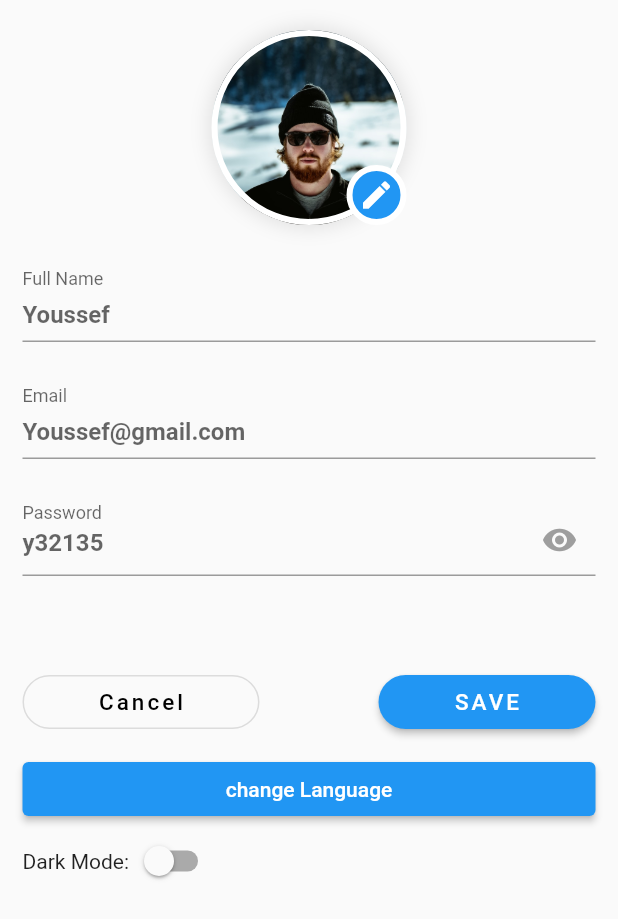
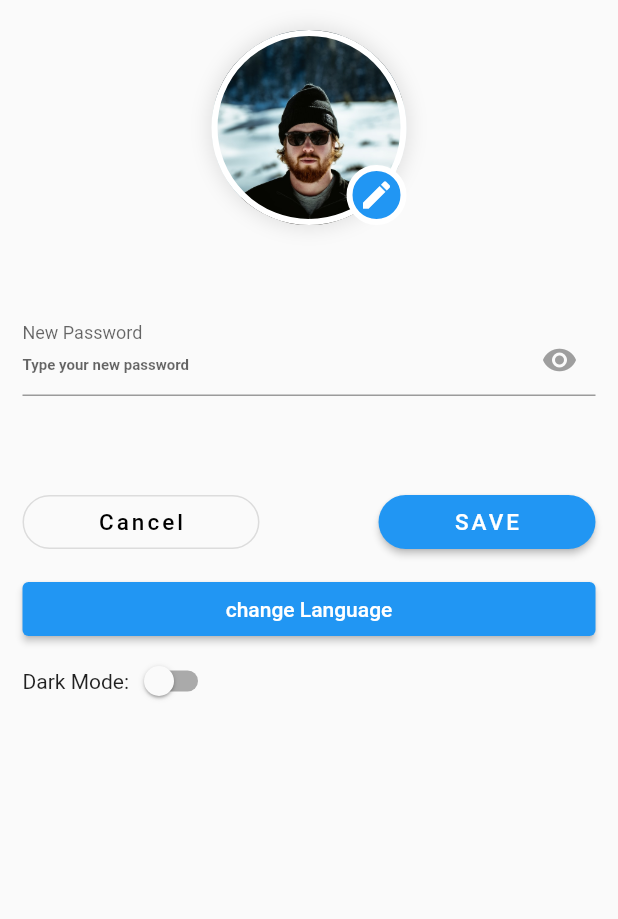
Before and after one commit to Mohamed26Salah/AmanRealEstate-Mobile-App, a Flutter app: the EditProfile screen opened directly with empty values, after a tap on "SAVE", on a phone screen of 412 x 824 dp. Shown: the top 919 px of the screen. Run offline on Flutter 3.47's test engine with Material 2 defaults, Android fonts, the phone set to English and light mode, and no system bars; our stand-ins replace awesome_snackbar_content, cloud_firestore, dropdown_button2, firebase_auth, firebase_core, flutter_signin_button and 6 more; missing offline and left inert: search_page; accounts and stored records are empty; network calls fail.

Commit message:
Edit profile v1

```diff
--- a/Aman_Project/Aman_Project/aman_project/lib/widgets/edit_profile.dart
+++ b/Aman_Project/Aman_Project/aman_project/lib/widgets/edit_profile.dart
@@ -1,3 +1,5 @@
+import 'package:firebase_auth/firebase_auth.dart';
+
 import '../data/usersJoex.dart';
 import 'package:flutter/material.dart';
 import 'package:get/get.dart';
@@ -15,7 +17,34 @@ class EditProfile extends StatefulWidget {
 }
 
 class _EditProfileState extends State<EditProfile> {
-  List<Users> user1 = getUsers();
+  final GlobalKey<FormState> _formKey1 = GlobalKey<FormState>();
+  var newPassword = " ";
+  final newPasswordController = TextEditingController();
+
+  @override
+  void dispose() {
+    newPasswordController.dispose();
+    super.dispose();
+  }
+  final user = FirebaseAuth.instance.currentUser!;
+
+  changePassword() async {
+    try {
+      await user.updatePassword(newPassword);
+
+      FirebaseAuth.instance.signOut();
+      Navigator.of(context).pushReplacementNamed('/');
+      ScaffoldMessenger.of(context).showSnackBar(
+         SnackBar(
+          backgroundColor: Colors.black26,
+          content: Text(newPassword),
+        ),
+      );
+    } catch (error) {
+      print('error');
+    }
+  }
+
   bool isObscurePassword = true;
   @override
   Widget build(BuildContext context) {
@@ -28,6 +57,8 @@ class _EditProfileState extends State<EditProfile> {
             FocusScope.of(context).unfocus();
           },
           child: ListView(
+            children: [
+              Column(
                 children: [
                   Center(
                     child: Stack(
@@ -75,11 +106,18 @@ class _EditProfileState extends State<EditProfile> {
                     ),
                   ),
                   const SizedBox(
+                    height: 20,
+                  ),
+                  Text('${user.email}'),
+                ],
+              ),
+              const SizedBox(
                 height: 30,
               ),
-              buildTextField('Full Name'.tr, user1[0].name, false),
-              buildTextField("Email".tr, user1[0].email, false),
-              buildTextField("Password".tr, user1[0].passwrod, true),
+              buildTextField(
+                  "New Password".tr, 'Type your new password'.tr, true),
+              // buildTextField(
+              //     "Confirm Password".tr, 'Type your new password'.tr, true),
               const SizedBox(
                 height: 30,
               ),
@@ -94,9 +132,9 @@ class _EditProfileState extends State<EditProfile> {
                         borderRadius: BorderRadius.circular(20),
                       ),
                     ),
-                    child: const Text(
-                      "Cancel",
-                      style: TextStyle(
+                    child: Text(
+                      "Cancel".tr,
+                      style: const TextStyle(
                         fontSize: 15,
                         letterSpacing: 2,
                         color: Colors.black,
@@ -104,7 +142,14 @@ class _EditProfileState extends State<EditProfile> {
                     ),
                   ),
                   ElevatedButton(
-                      onPressed: () {},
+                      onPressed: () {
+                        if(_formKey1.currentState!.validate()) {
+                          setState(() {
+                            newPassword = newPasswordController.text;
+                          });
+                          changePassword();
+                        }
+                      },
                       style: ElevatedButton.styleFrom(
                         backgroundColor: Colors.blue,
                         padding: const EdgeInsets.symmetric(horizontal: 50),
@@ -112,9 +157,9 @@ class _EditProfileState extends State<EditProfile> {
                           borderRadius: BorderRadius.circular(20),
                         ),
                       ),
-                      child: const Text(
-                        "SAVE",
-                        style: TextStyle(
+                      child: Text(
+                        "SAVE".tr,
+                        style: const TextStyle(
                           fontSize: 15,
                           letterSpacing: 2,
                           color: Colors.white,
@@ -122,7 +167,7 @@ class _EditProfileState extends State<EditProfile> {
                       )),
                 ],
               ),
-              SizedBox(height: 10),
+              const SizedBox(height: 10),
               ElevatedButton(
                   onPressed: () {
                     buildLanguageDialog(context);
@@ -130,7 +175,7 @@ class _EditProfileState extends State<EditProfile> {
                   child: Text('change Language'.tr)),
               Row(
                 children: [
-                  const Text("Dark Mode:"),
+                  Text("Dark Mode:".tr),
                   Switch(
                       value: widget.themeManager!.themeMode == ThemeMode.dark,
                       onChanged: (newValue) {
@@ -147,9 +192,12 @@ class _EditProfileState extends State<EditProfile> {
 
   Widget buildTextField(
       String labelText, String? placeholder, bool isPasswordTextField) {
-    return Padding(
+    return Form(
+      key:_formKey1,
+      child: Padding(
         padding: const EdgeInsets.only(bottom: 30),
         child: TextField(
+          controller: newPasswordController,
           obscureText: isPasswordTextField ? isObscurePassword : false,
           decoration: InputDecoration(
             suffixIcon: isPasswordTextField
@@ -170,8 +218,9 @@ class _EditProfileState extends State<EditProfile> {
             floatingLabelBehavior: FloatingLabelBehavior.always,
             hintText: placeholder,
             hintStyle: const TextStyle(
-            fontSize: 16,
+              fontSize: 10,
               fontWeight: FontWeight.bold,
+            ),
           ),
         ),
       ),
--- a/Aman_Project/Aman_Project/aman_project/lib/widgets/local_strings.dart
+++ b/Aman_Project/Aman_Project/aman_project/lib/widgets/local_strings.dart
@@ -17,7 +17,12 @@ class LocaleString extends Translations {
           'Hello': 'Hello',
           'Welcome To Aman': 'Welcome To Aman',
           'Sign In': 'Sign In',
-          'Register': 'Register'
+          'Register': 'Register',
+          'Current Password': 'Current Password',
+          'Type Your Current Password': 'Type Your Current Password',
+          'New Password': 'New Password',
+          'Type Your New Password': 'Type Your New Password',
+          'Dark Mode:': 'Dark Mode'
         },
         //arabic LANGUAGE
 
@@ -33,7 +38,13 @@ class LocaleString extends Translations {
           'Hello': 'أهلا',
           'Welcome To Aman': 'مرحبا بك في أمان',
           'Sign In': 'تسجيل الدخول',
-          'Register': 'أنشاء حساب'
+          'Register': 'أنشاء حساب',
+          'Current Password': 'كلمة المرور الحالية',
+          'Type Your Current Password': 'اكنب كلمة المرور الحالية',
+          'New Password':'كلمة المرور الجديدة',
+          'Type Your New Password': 'اكتب كلمة المرور الجديدة',
+          'Dark Mode:': 'الوضع الليلي:'
+
         },
       };
 }
--- a/Aman_Project/Aman_Project/aman_project/lib/widgets/login_page.dart
+++ b/Aman_Project/Aman_Project/aman_project/lib/widgets/login_page.dart
@@ -14,7 +14,7 @@ import '../data/globals.dart' as val;
 import 'package:awesome_snackbar_content/awesome_snackbar_content.dart';
 import 'custom_message.dart';
 
-final _formKey = GlobalKey<FormState>();
+
 
 class LoginPage extends StatefulWidget {
   const LoginPage({Key? key}) : super(key: key);
@@ -24,6 +24,7 @@ class LoginPage extends StatefulWidget {
 }
 
 class _LoginPageState extends State<LoginPage> {
+  final _formKey = GlobalKey<FormState>();
   final FirebaseAuth _auth = FirebaseAuth.instance;
   final GoogleSignIn _googleSignIn = GoogleSignIn();
   final _emailController = TextEditingController();
```
Also changed, not shown: 1 other file. Lines whose indentation alone changed are shown as unchanged.
